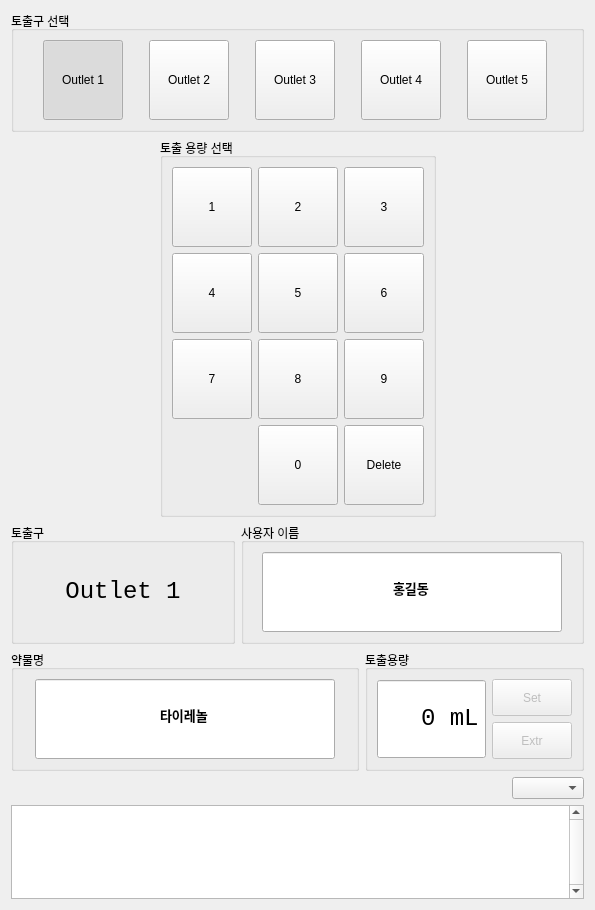
First picture: the form in Python/MainWidget.ui, repository cwal1220/arduino-solenoid, before the edit.
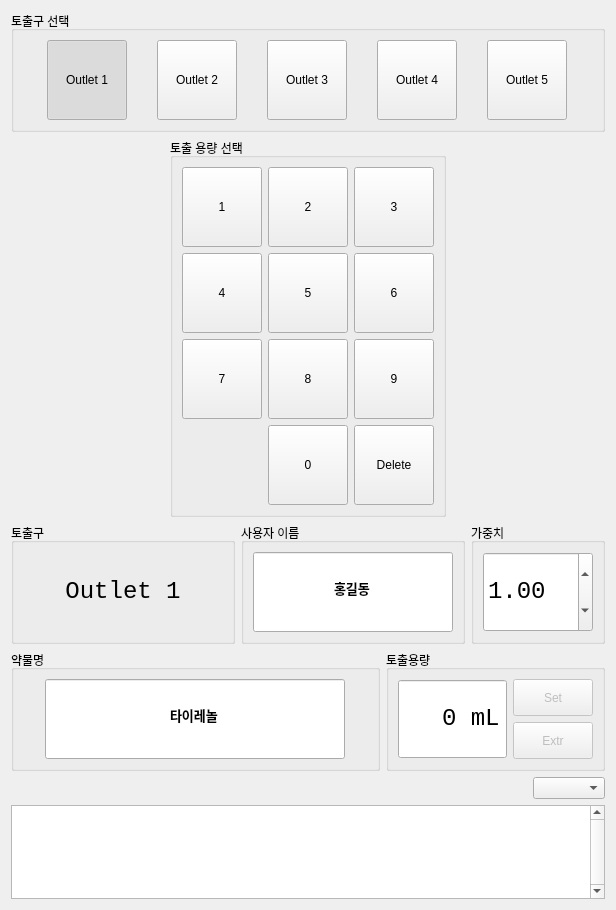
Second picture: the form after the edit.

```diff
--- a/Python/MainWidget.ui
+++ b/Python/MainWidget.ui
@@ -550,13 +550,13 @@
           </property>
           <property name="minimumSize">
            <size>
-            <width>300</width>
+            <width>200</width>
             <height>80</height>
            </size>
           </property>
           <property name="maximumSize">
            <size>
-            <width>300</width>
+            <width>200</width>
             <height>80</height>
            </size>
           </property>
@@ -581,6 +581,37 @@
        </layout>
       </widget>
      </item>
+     <item>
+      <widget class="QGroupBox" name="groupBox_7">
+       <property name="title">
+        <string>가중치</string>
+       </property>
+       <layout class="QVBoxLayout" name="verticalLayout_3">
+        <item>
+         <widget class="QDoubleSpinBox" name="weightSpinBox">
+          <property name="minimumSize">
+           <size>
+            <width>0</width>
+            <height>80</height>
+           </size>
+          </property>
+          <property name="font">
+           <font>
+            <family>Consolas</family>
+            <pointsize>18</pointsize>
+           </font>
+          </property>
+          <property name="singleStep">
+           <double>0.010000000000000</double>
+          </property>
+          <property name="value">
+           <double>1.000000000000000</double>
+          </property>
+         </widget>
+        </item>
+       </layout>
+      </widget>
+     </item>
     </layout>
    </item>
    <item>
```
